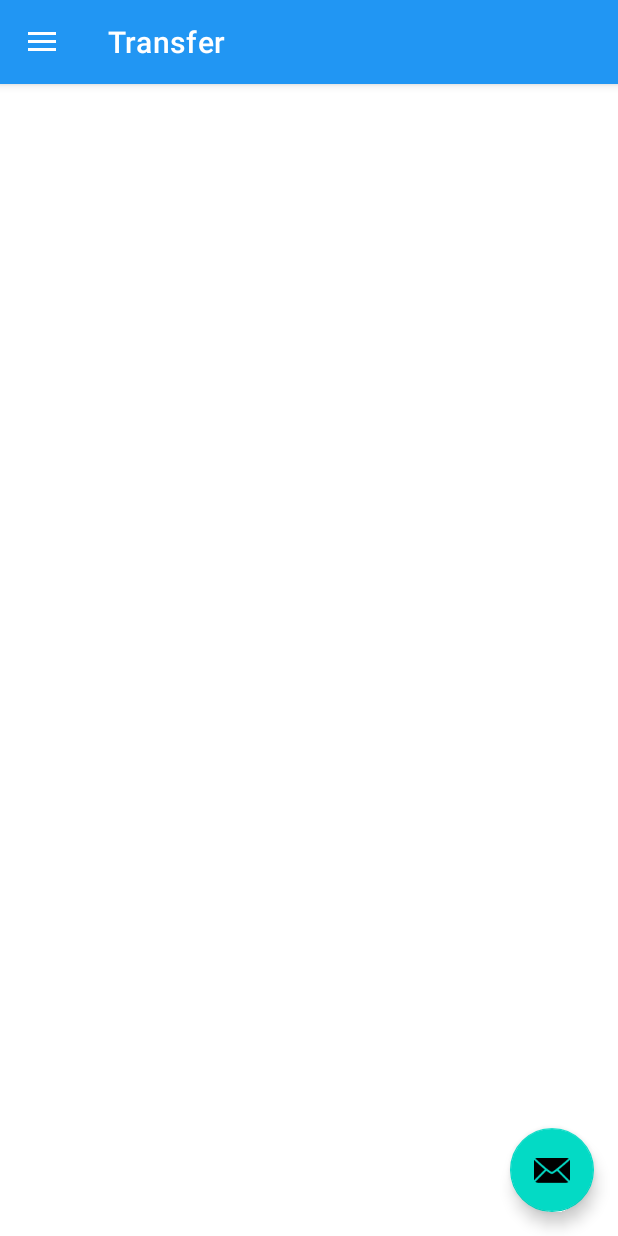
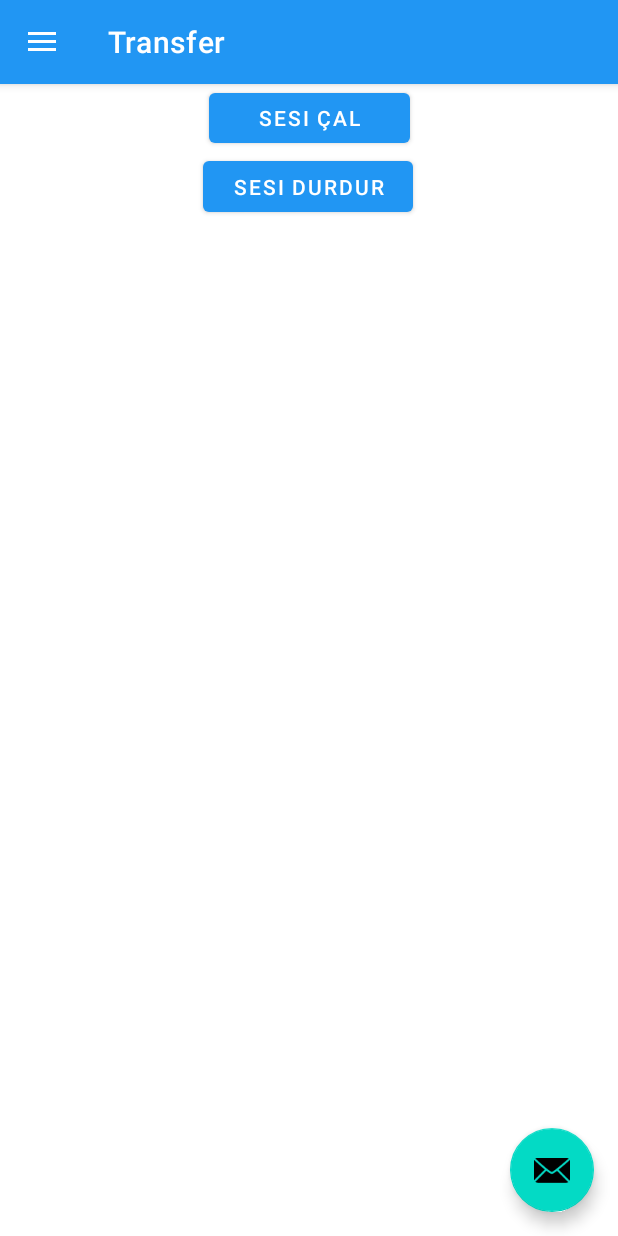
Before and after one commit to aenesy/wms, an Android app: the screen it shows after launch (MainActivity), in the side drawer, after a tap on "Transfer", on a phone screen of 412 x 824 dp. Run offline under Robolectric (Android 15) with nearby library versions, the phone set to English and light mode, and no system bars; our stand-ins replace navigation-ui.

Commit message:
first commit

```diff
--- a/app/src/main/java/com/lcwaikiki/wms/ui/home/HomeFragment.kt
+++ b/app/src/main/java/com/lcwaikiki/wms/ui/home/HomeFragment.kt
@@ -4,14 +4,20 @@ import android.os.Bundle
 import android.view.LayoutInflater
 import android.view.View
 import android.view.ViewGroup
-import android.widget.TextView
 import androidx.fragment.app.Fragment
 import androidx.lifecycle.ViewModelProvider
 import com.lcwaikiki.wms.databinding.FragmentHomeBinding
+import android.media.MediaPlayer
+import android.widget.Button
+import com.lcwaikiki.wms.R
+import androidx.appcompat.app.AppCompatActivity
+
 
 class HomeFragment : Fragment() {
 
     private var _binding: FragmentHomeBinding? = null
+    private lateinit var mediaPlayer: MediaPlayer
+    private lateinit var mediaPlayer1: MediaPlayer
 
     // This property is only valid between onCreateView and
     // onDestroyView.
@@ -21,18 +27,35 @@ class HomeFragment : Fragment() {
         inflater: LayoutInflater,
         container: ViewGroup?,
         savedInstanceState: Bundle?
+
     ): View {
         val homeViewModel =
             ViewModelProvider(this).get(HomeViewModel::class.java)
 
         _binding = FragmentHomeBinding.inflate(inflater, container, false)
         val root: View = binding.root
+        val play_button: Button = root.findViewById(R.id.voice_button)
+        val stop_button: Button = root.findViewById(R.id.stop_button)
+        mediaPlayer = MediaPlayer.create(requireContext(), R.raw.approved) // MediaPlayer'ı oluşturun
+        mediaPlayer1 = MediaPlayer.create(requireContext(), R.raw.denied) // MediaPlayer'ı oluşturun
 
+        play_button.setOnClickListener {
+            if (!mediaPlayer.isPlaying) {
+                mediaPlayer.start() // Sesi çalmaya başlatın
+            }
+        }
+        stop_button.setOnClickListener {
+            if (!mediaPlayer1.isPlaying) {
+                mediaPlayer1.start() // Sesi çalmaya başlatın
+            }
+        }
         return root
     }
 
     override fun onDestroyView() {
         super.onDestroyView()
+        mediaPlayer.release()
+        mediaPlayer1.release()
         _binding = null
     }
 }
--- a/app/src/main/res/layout/fragment_home.xml
+++ b/app/src/main/res/layout/fragment_home.xml
@@ -19,4 +19,23 @@
         app:layout_constraintEnd_toEndOf="parent"
         app:layout_constraintStart_toStartOf="parent"
         app:layout_constraintTop_toTopOf="parent" />
+
+    <Button
+        android:id="@+id/voice_button"
+        android:layout_width="134dp"
+        android:layout_height="45dp"
+        android:text="Sesi Çal"
+        app:layout_constraintEnd_toEndOf="parent"
+        app:layout_constraintStart_toStartOf="parent"
+        app:layout_constraintTop_toTopOf="parent" />
+
+    <Button
+        android:id="@+id/stop_button"
+        android:layout_width="140dp"
+        android:layout_height="46dp"
+        android:text="Sesi Durdur"
+        app:layout_constraintEnd_toEndOf="parent"
+        app:layout_constraintHorizontal_bias="0.498"
+        app:layout_constraintStart_toStartOf="parent"
+        app:layout_constraintTop_toBottomOf="@+id/voice_button" />
 </androidx.constraintlayout.widget.ConstraintLayout>
```
Also changed, not shown: 2 other files.
